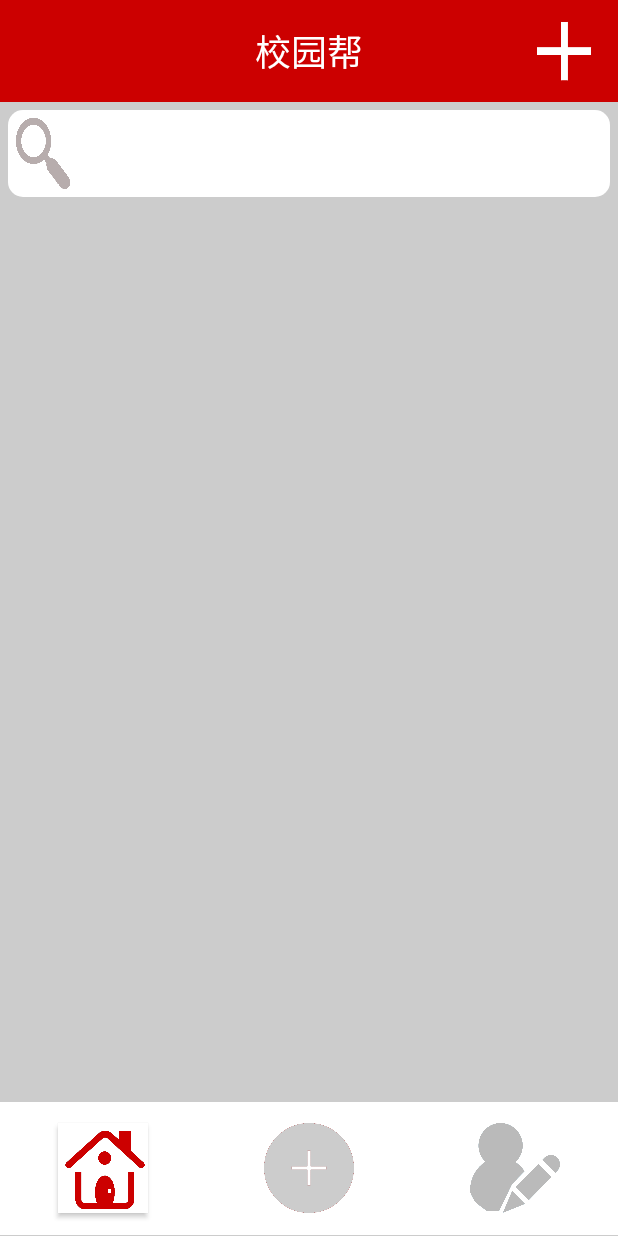
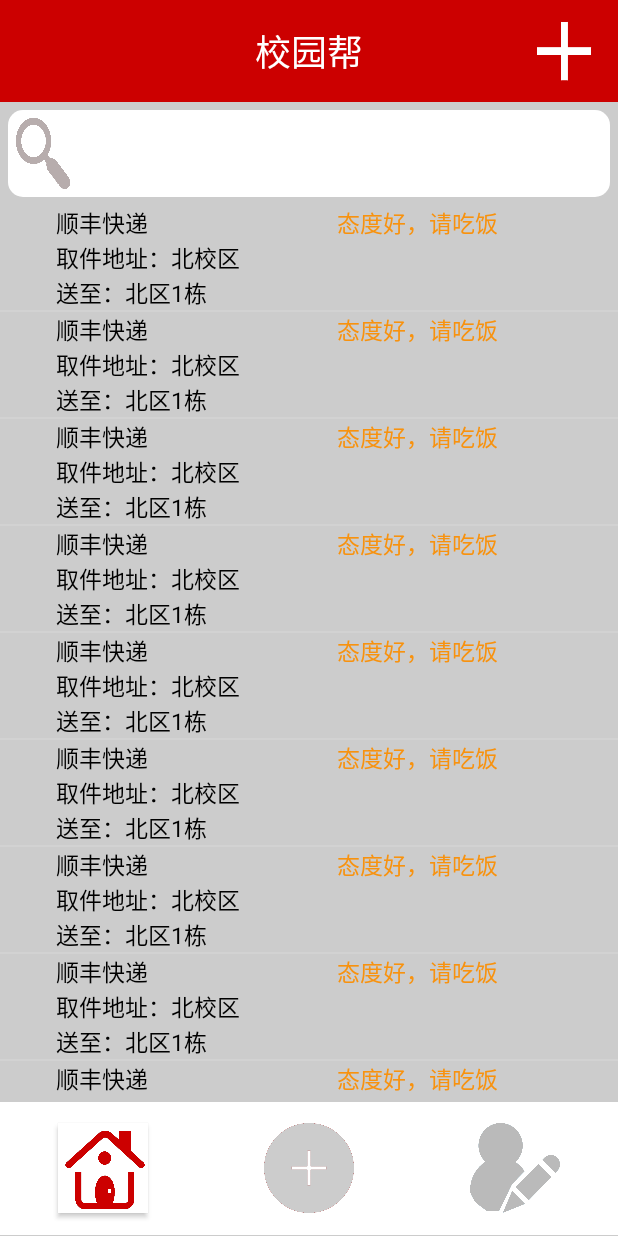
Before and after one commit to liangchengyue/HelpYou, an Android app: the screen it shows after launch (MainActivity), on a phone screen of 412 x 824 dp. Run offline under Robolectric (Android 15) with nearby library versions, the phone set to English and light mode, and no system bars; 3 statements that could not run were skipped.

Commit message:
增加主页订单显示页面。

```diff
--- a/campushelp/src/main/java/com/example/application/MainActivity.java
+++ b/campushelp/src/main/java/com/example/application/MainActivity.java
@@ -10,6 +10,7 @@ import android.view.LayoutInflater;
 import android.view.View;
 import android.widget.Button;
 import android.widget.ListView;
+import android.widget.SimpleAdapter;
 import android.widget.TextView;
 
 import com.example.adapter.MyPagerAdapter;
@@ -19,7 +20,9 @@ import com.google.android.gms.appindexing.Thing;
 import com.google.android.gms.common.api.GoogleApiClient;
 
 import java.util.ArrayList;
+import java.util.HashMap;
 import java.util.List;
+import java.util.Map;
 
 public class MainActivity extends AppCompatActivity {
 
@@ -53,6 +56,7 @@ public class MainActivity extends AppCompatActivity {
         pager = (ViewPager) findViewById(R.id.pager);
         //分别创建应用中要用到的三个界面
         View mainView = LayoutInflater.from(this).inflate(R.layout.page_main, null);
+        this.myView(mainView);
         View releaseView = LayoutInflater.from(this).inflate(R.layout.page_release, null);
         View personalView = LayoutInflater.from(this).inflate(R.layout.page_personal, null);
         //用personalView调用mySet方法
@@ -167,4 +171,33 @@ public class MainActivity extends AppCompatActivity {
             }
         });
     }
+
+
+    //ListView 显示订单界面
+    private ListView list;
+    private List<Map<String,Object>> allValues = new ArrayList<Map<String,Object>>();
+    private SimpleAdapter adapter;
+
+    protected void myView(View lis) {
+        //主页面订单显示界面
+
+        //获取ListView组件对象
+        list = (ListView)lis.findViewById(R.id.list);
+
+        for (int i = 0; i < 30; i++) {
+
+            Map<String, Object> map = new HashMap<String, Object>();
+            map.put("time", "顺丰快递");
+            map.put("pro", "取件地址：北校区");
+            map.put("collage", "送至：北区1栋");
+            map.put("remark", "态度好，请吃饭");
+            allValues.add(map);
+        }
+
+        adapter = new SimpleAdapter(this, allValues, R.layout.my_simple_list_item, new String[]{"time", "pro", "collage", "remark"},
+                new int[]{R.id.time, R.id.pro, R.id.collage, R.id.remark});
+        list.setAdapter(adapter);
+
+    }
+
 }
--- a/campushelp/src/main/res/layout/my_simple_list_item.xml
+++ b/campushelp/src/main/res/layout/my_simple_list_item.xml
@@ -1,37 +1,48 @@
 <?xml version="1.0" encoding="utf-8"?>
 <LinearLayout xmlns:android="http://schemas.android.com/apk/res/android"
+    android:orientation="horizontal"
     android:layout_width="match_parent"
     android:layout_height="match_parent"
-    android:orientation="vertical"
-    android:background="@drawable/round">
+    >
 
     <LinearLayout
-        android:layout_width="match_parent"
-        android:layout_height="0dp"
-        android:layout_weight="6"
-        android:orientation="vertical"
-        android:background="@drawable/border">
+        android:layout_width="0dp"
+        android:layout_weight="1"
+        android:layout_height="match_parent"></LinearLayout>
+
+    <LinearLayout
+        android:layout_width="0dp"
+        android:layout_weight="5"
+        android:layout_height="match_parent"
+        android:orientation="vertical">
+
         <TextView
+            android:id="@+id/time"
             android:layout_width="match_parent"
-            android:layout_height="0dp"
-            android:layout_weight="1"
-            android:textColor="#999999"/>
+            android:layout_height="wrap_content"
+            android:textSize="15sp"
+            android:textColor="#000000"/>
+
         <TextView
+            android:id="@+id/pro"
             android:layout_width="match_parent"
-            android:layout_height="0dp"
-            android:layout_weight="1"
-            android:textColor="#999999"/>
+            android:layout_height="wrap_content"
+            android:textSize="15sp"
+            android:textColor="#000000"/>
+
         <TextView
+            android:id="@+id/collage"
             android:layout_width="match_parent"
-            android:layout_height="0dp"
-            android:layout_weight="1"
-            android:textColor="#999999"/>
+            android:layout_height="wrap_content"
+            android:textSize="15sp"
+            android:textColor="#000000"/>
     </LinearLayout>
-    <LinearLayout
-        android:layout_width="match_parent"
-        android:layout_height="0dp"
-        android:layout_weight="1"
-        android:background="@drawable/border">
 
-    </LinearLayout>
+    <TextView
+        android:id="@+id/remark"
+        android:layout_width="0dp"
+        android:layout_weight="5"
+        android:layout_height="match_parent"
+        android:textSize="15sp"
+        android:textColor="#F8920E"/>
 </LinearLayout>
--- a/campushelp/src/main/res/layout/page_main.xml
+++ b/campushelp/src/main/res/layout/page_main.xml
@@ -46,7 +46,7 @@
                 android:layout_width="0dp"
                 android:layout_height="match_parent"
                 android:layout_weight="1">
-                <Button
+                <TextView
                     android:layout_width="wrap_content"
                     android:layout_height="wrap_content"
                     android:layout_margin="5dp"
@@ -65,11 +65,12 @@
         </LinearLayout>
     </LinearLayout>
     <!--中间显示栏-->
-    <LinearLayout
+    <ListView
+        android:id="@+id/list"
         android:layout_width="match_parent"
         android:layout_height="0dp"
         android:layout_weight="8.7">
 
-    </LinearLayout>
+    </ListView>
 
 </LinearLayout>
```
